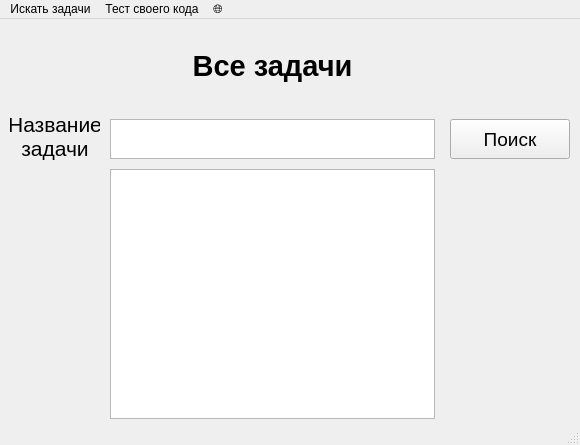
Qt form LyceumSearch.ui (pworty/LyceumSearch) before a commit.
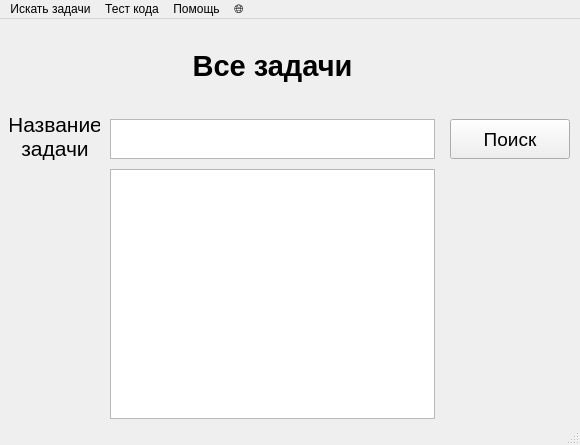
The same form after that commit.

Commit message:
+Tutorial window added +Small fixes
+Добавлено окно обучение
+Небольшие поправки

```diff
--- a/LyceumSearch.ui
+++ b/LyceumSearch.ui
@@ -150,9 +150,9 @@
     <addaction name="menuFirstYear"/>
     <addaction name="menuSecondYear"/>
    </widget>
-   <widget class="QMenu" name="menuTest">
+   <widget class="QMenu" name="menuCodeTest">
     <property name="title">
-     <string>Тест своего кода</string>
+     <string>Тест кода</string>
     </property>
    </widget>
    <widget class="QMenu" name="menuLanguage">
@@ -163,8 +163,15 @@
     <addaction name="actionEnglish"/>
     <addaction name="actionMeme"/>
    </widget>
+   <widget class="QMenu" name="menuHelp">
+    <property name="title">
+     <string>Помощь</string>
+    </property>
+    <addaction name="actionOpenTutorial"/>
+   </widget>
    <addaction name="menuSearch"/>
-   <addaction name="menuTest"/>
+   <addaction name="menuCodeTest"/>
+   <addaction name="menuHelp"/>
    <addaction name="menuLanguage"/>
   </widget>
   <widget class="QStatusBar" name="statusbar"/>
```
Left out of the diff: 5 changed lines with no effect on the pictures. The commit also changes 6 other files.
